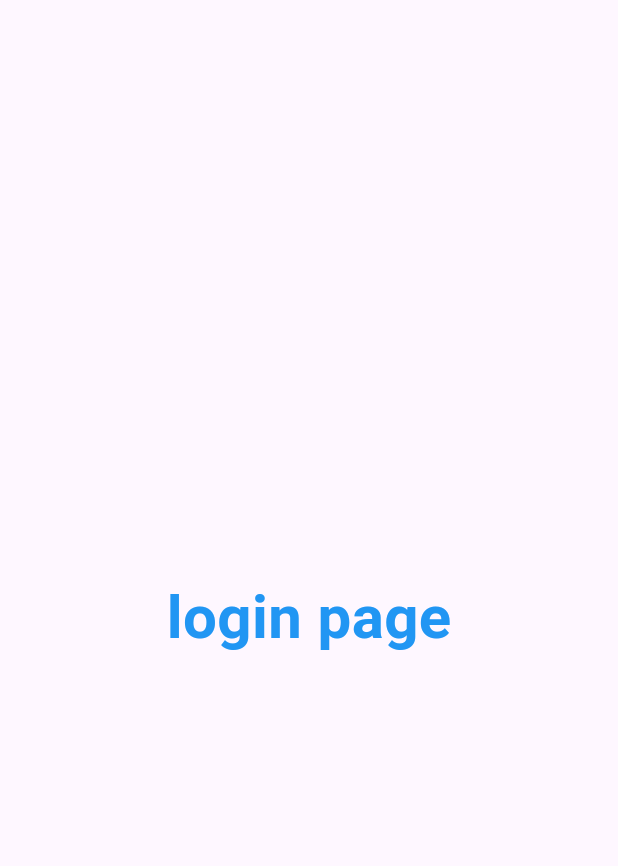
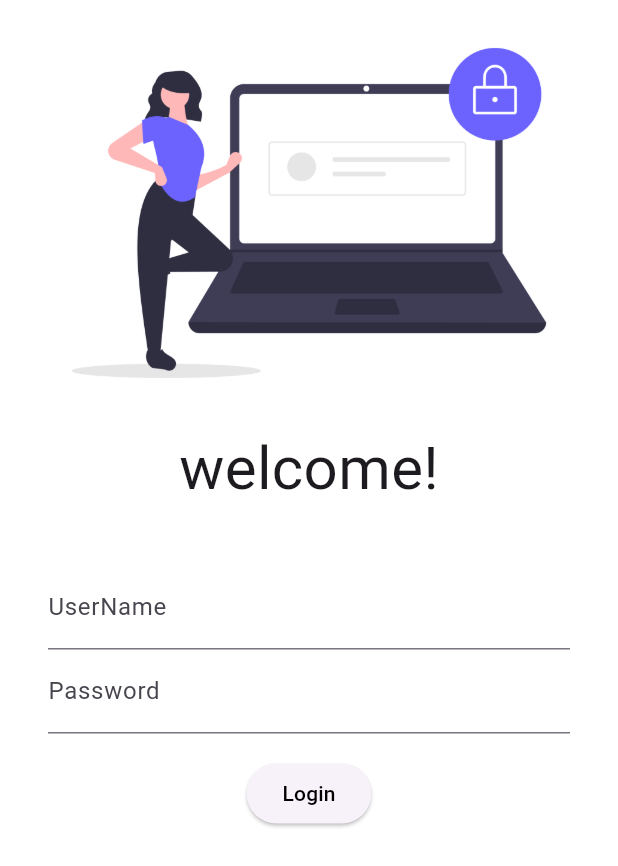
Before and after one commit to ssnjitm/flutter30, a Flutter app: the screen it shows after launch, on a phone screen of 412 x 824 dp. Shown: the top 866 px of the screen. Run offline on Flutter 3.47's test engine with Material 3 defaults, Android fonts, the phone set to English and light mode, and no system bars.

Commit message:
day4 complete

```diff
--- a/lib/main.dart
+++ b/lib/main.dart
@@ -10,6 +10,7 @@
   @override
   Widget build(BuildContext context) {
     return MaterialApp(
+      theme: ThemeData(),
       routes: {
         "/": (context) => LoginPage(),
         "/home": (context) => HomePage(),
--- a/lib/pages/login_page.dart
+++ b/lib/pages/login_page.dart
@@ -6,15 +6,46 @@ class LoginPage extends StatelessWidget {
   @override
   Widget build(BuildContext context) {
     return Material(
-        child: Center(
-      child: Text(
-        'login page',
-        style: TextStyle(
-          fontSize: 40,
-          color: Colors.blue,
-          fontWeight: FontWeight.bold,
-        ),
-      ),
-    ));
+        color: Colors.white,
+        child: Column(
+          children: [
+            Image.asset(
+              "assets/images/login.png",
+              fit: BoxFit.cover,
+            ),
+            Text("welcome!",
+                style: TextStyle(
+                  fontSize: 40,
+                )),
+            SizedBox(
+              height: 20,
+            ),
+            Padding(
+              padding: const EdgeInsets.symmetric(vertical: 16, horizontal: 32),
+              child: Column(
+                children: [
+                  TextFormField(
+                    decoration: InputDecoration(
+                      hintText: "Enter UserName",
+                      labelText: "UserName",
+                    ),
+                  ),
+                  TextFormField(
+                    obscureText: true,
+                    decoration: InputDecoration(
+                      hintText: "Enter Password",
+                      labelText: "Password",
+                    ),
+                  ),
+                ],
+              ),
+            ),
+            ElevatedButton(
+              child: Text('Login', style: TextStyle(color: Colors.black)),
+              onPressed: () {},
+              style: TextButton.styleFrom(),
+            ),
+          ],
+        ));
   }
 }
```
Also changed, not shown: pubspec.yaml (+5 -4 lines), assets/images/login.png (added), pubspec.lock, 1 other file.
